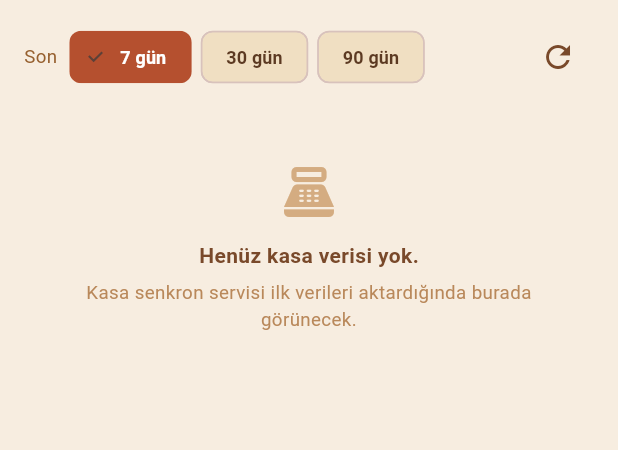
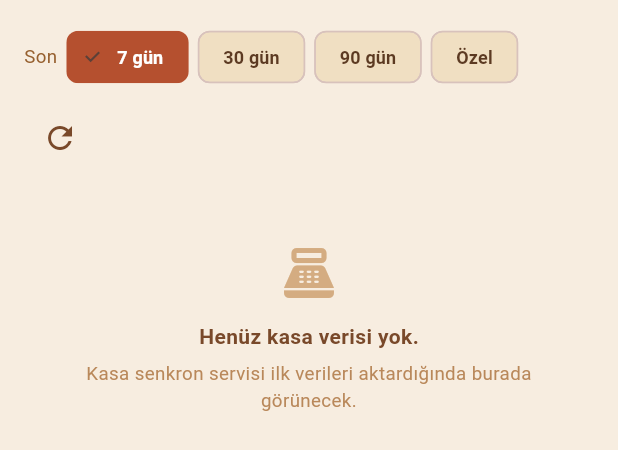
Before and after one commit to FrkanOzsoy/html-portfolio, a Flutter app: the _ScopedReceiptsSection widget shown alone on an empty page, opened directly with empty values, on a phone screen of 412 x 824 dp. Shown: the top 450 px of the screen. Run offline on Flutter 3.47's test engine with Material 3 defaults, Android fonts, the phone set to English and light mode, and no system bars; our stand-ins replace connectivity_plus, file_picker, firebase_core, firebase_messaging, package_info_plus, share_plus and 4 more; missing offline and left inert: excel, mobile_scanner, syncfusion_flutter_pdf; accounts and stored records are empty; network calls fail.

Commit message:
Kasap/Manav Son İşlemler: add Özel (custom) date range, cap rows at 100
Previously only had 7/30/90-day preset chips and no way to look at a
specific date range, same gap the Kasap/Manav Özet tab already solved
with its own Özel range picker -- reused the same showDateRangePicker
pattern here. Row cap dropped from 200 to 100 (the header's fiş/toplam
counts are still exact/uncapped, only the table itself is limited).

```diff
--- a/lib/screens/istatistik_screen.dart
+++ b/lib/screens/istatistik_screen.dart
@@ -1365,12 +1365,31 @@ class _ScopedReceiptsSection extends StatefulWidget {
 }
 
 class _ScopedReceiptsSectionState extends State<_ScopedReceiptsSection> {
-  int _days = 7;
+  // Row cap for the table itself -- the header line's fiş/toplam counts
+  // still come from getReceiptsSummaryForBarcodes (exact, never capped), so
+  // a range with more than this many receipts is visibly flagged as
+  // truncated rather than silently under-reported. 200 -> 100: this table
+  // is for spot-checking specific receipts, not a full export -- a tighter
+  // cap keeps a wide Özel range from paging in more than it needs to.
+  static const _rowLimit = 100;
+
+  int? _days = 7;
+  DateTimeRange? _customRange;
   late Future<({List<KasaReceipt> rows, ScopedReceiptsSummary summary})> _future = _load();
 
   Future<({List<KasaReceipt> rows, ScopedReceiptsSummary summary})> _load() async {
-    final from = DateTime.now().subtract(Duration(days: _days));
-    final to = DateTime.now();
+    final DateTime from;
+    final DateTime to;
+    if (_customRange != null) {
+      from = _customRange!.start;
+      // showDateRangePicker returns day-precision dates -- push the upper
+      // bound to the start of the next day so the last selected day's own
+      // receipts aren't excluded by an exclusive/timestamp comparison.
+      to = _customRange!.end.add(const Duration(days: 1));
+    } else {
+      from = DateTime.now().subtract(Duration(days: _days!));
+      to = DateTime.now();
+    }
     // rows: capped display list (a table doesn't need thousands of rows).
     // summary: exact, unlimited count/total for the header line above it --
     // deliberately NOT derived from rows.length/summed rows, which would
@@ -1381,7 +1400,7 @@ class _ScopedReceiptsSectionState extends State<_ScopedReceiptsSection> {
       from: from,
       to: to,
       voidOnly: widget.voidOnly,
-      limit: 200,
+      limit: _rowLimit,
     );
     final summary = await widget.repo.getReceiptsSummaryForBarcodes(barcodes: widget.barcodes, from: from, to: to);
     return (rows: rows, summary: summary);
@@ -1389,19 +1408,43 @@ class _ScopedReceiptsSectionState extends State<_ScopedReceiptsSection> {
 
   void _setDays(int d) => setState(() {
         _days = d;
+        _customRange = null;
         _future = _load();
       });
+
+  Future<void> _pickCustomRange() async {
+    final now = DateTime.now();
+    final initial = _customRange ?? DateTimeRange(start: now.subtract(const Duration(days: 6)), end: now);
+    final picked = await showDateRangePicker(
+      context: context,
+      firstDate: now.subtract(const Duration(days: 450)),
+      lastDate: now,
+      initialDateRange: initial,
+      helpText: 'Tarih Aralığı Seçin',
+      cancelText: 'Vazgeç',
+      confirmText: 'Uygula',
+      saveText: 'Uygula',
+    );
+    if (picked == null) return;
+    setState(() {
+      _days = null;
+      _customRange = picked;
+      _future = _load();
+    });
+  }
 
   @override
   Widget build(BuildContext context) {
     return ListView(
       padding: const EdgeInsets.fromLTRB(16, 14, 16, 24),
       children: [
-        Row(
+        Wrap(
+          spacing: 6,
+          runSpacing: 6,
+          crossAxisAlignment: WrapCrossAlignment.center,
           children: [
             const Text('Son', style: TextStyle(color: AppColors.brown500, fontSize: 12.5)),
-            const SizedBox(width: 8),
-            for (final d in const [7, 30, 90]) ...[
+            for (final d in const [7, 30, 90])
               ChoiceChip(
                 label: Text('$d gün'),
                 selected: _days == d,
@@ -1411,8 +1454,16 @@ class _ScopedReceiptsSectionState extends State<_ScopedReceiptsSection> {
                     color: _days == d ? Colors.white : AppColors.brown700, fontWeight: FontWeight.w600, fontSize: 12),
                 backgroundColor: AppColors.brown100,
               ),
-              const SizedBox(width: 6),
-            ],
+            ActionChip(
+              label: Text(_customRange == null ? 'Özel' : '${_dm(_customRange!.start)} - ${_dm(_customRange!.end)}'),
+              onPressed: _pickCustomRange,
+              backgroundColor: _customRange != null ? AppColors.terracotta : AppColors.brown100,
+              labelStyle: TextStyle(
+                color: _customRange != null ? Colors.white : AppColors.brown700,
+                fontWeight: FontWeight.w600,
+                fontSize: 12,
+              ),
+            ),
             const Spacer(),
             IconButton(
               onPressed: () => setState(() {
```
